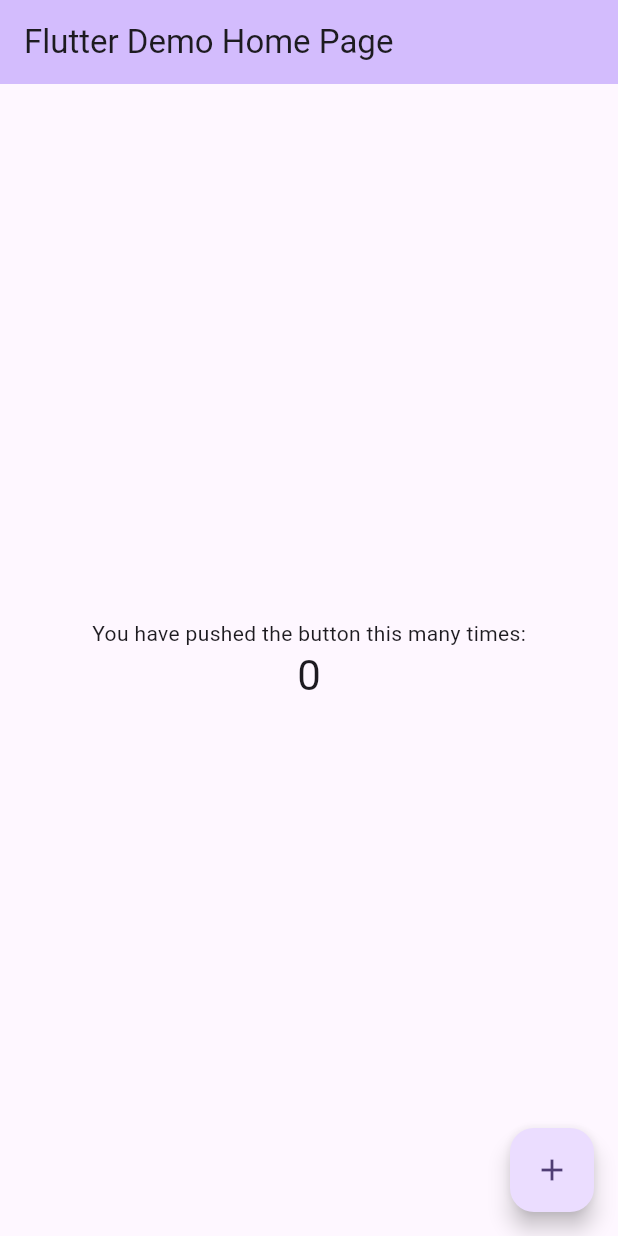
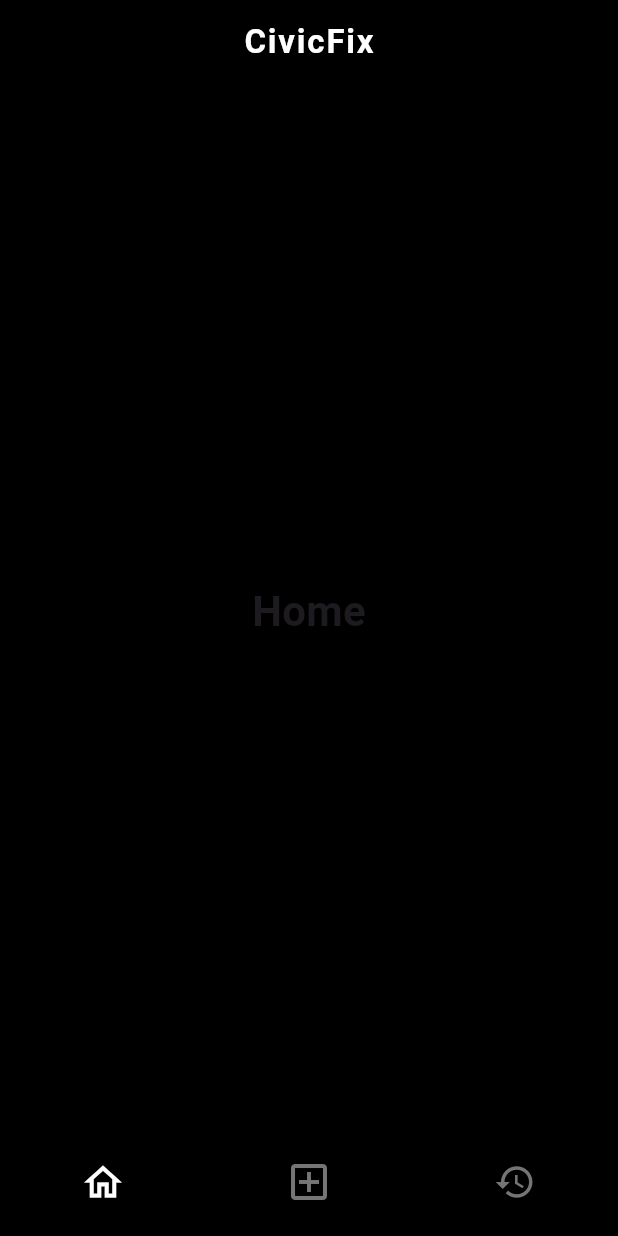
Before and after one commit to Fascial/CivicFix-App, a Flutter app: the screen it shows after launch, on a phone screen of 412 x 824 dp. Run offline on Flutter 3.47's test engine with Material 3 defaults, Android fonts, the phone set to English and light mode, and no system bars; our stand-ins replace image_picker.

Commit message:
Created 3 pages the home, new posts and previous posts page

```diff
--- a/civicfix/lib/main.dart
+++ b/civicfix/lib/main.dart
@@ -1,4 +1,7 @@
 import 'package:flutter/material.dart';
+import 'pages/home_page.dart';
+import 'pages/add_post_page.dart';
+import 'pages/issues_page.dart';
 
 void main() {
   runApp(const MyApp());
@@ -13,40 +16,15 @@ class MyApp extends StatelessWidget {
     return MaterialApp(
       title: 'Flutter Demo',
       theme: ThemeData(
-        // This is the theme of your application.
-        //
-        // TRY THIS: Try running your application with "flutter run". You'll see
-        // the application has a purple toolbar. Then, without quitting the app,
-        // try changing the seedColor in the colorScheme below to Colors.green
-        // and then invoke "hot reload" (save your changes or press the "hot
-        // reload" button in a Flutter-supported IDE, or press "r" if you used
-        // the command line to start the app).
-        //
-        // Notice that the counter didn't reset back to zero; the application
-        // state is not lost during the reload. To reset the state, use hot
-        // restart instead.
-        //
-        // This works for code too, not just values: Most code changes can be
-        // tested with just a hot reload.
         colorScheme: ColorScheme.fromSeed(seedColor: Colors.deepPurple),
       ),
-      home: const MyHomePage(title: 'Flutter Demo Home Page'),
+      home: const MyHomePage(title: 'CivicFix'),
     );
   }
 }
 
 class MyHomePage extends StatefulWidget {
   const MyHomePage({super.key, required this.title});
-
-  // This widget is the home page of your application. It is stateful, meaning
-  // that it has a State object (defined below) that contains fields that affect
-  // how it looks.
-
-  // This class is the configuration for the state. It holds the values (in this
-  // case the title) provided by the parent (in this case the App widget) and
-  // used by the build method of the State. Fields in a Widget subclass are
-  // always marked "final".
-
   final String title;
 
   @override
@@ -54,69 +32,64 @@ class MyHomePage extends StatefulWidget {
 }
 
 class _MyHomePageState extends State<MyHomePage> {
-  int _counter = 0;
+  int _selectedIndex = 0;
 
-  void _incrementCounter() {
+  static const List<Widget> _pages = <Widget>[
+    HomePage(),
+    AddPostPage(),
+    IssuesPage(),
+  ];
+
+  void _onItemTapped(int index) {
     setState(() {
-      // This call to setState tells the Flutter framework that something has
-      // changed in this State, which causes it to rerun the build method below
-      // so that the display can reflect the updated values. If we changed
-      // _counter without calling setState(), then the build method would not be
-      // called again, and so nothing would appear to happen.
-      _counter++;
+      _selectedIndex = index;
     });
   }
 
   @override
   Widget build(BuildContext context) {
-    // This method is rerun every time setState is called, for instance as done
-    // by the _incrementCounter method above.
-    //
-    // The Flutter framework has been optimized to make rerunning build methods
-    // fast, so that you can just rebuild anything that needs updating rather
-    // than having to individually change instances of widgets.
     return Scaffold(
+      backgroundColor: Colors.black,
       appBar: AppBar(
-        // TRY THIS: Try changing the color here to a specific color (to
-        // Colors.amber, perhaps?) and trigger a hot reload to see the AppBar
-        // change color while the other colors stay the same.
-        backgroundColor: Theme.of(context).colorScheme.inversePrimary,
-        // Here we take the value from the MyHomePage object that was created by
-        // the App.build method, and use it to set our appbar title.
-        title: Text(widget.title),
+        backgroundColor: Colors.black,
+        elevation: 0,
+        title: Text(
+          widget.title,
+          style: const TextStyle(
+            color: Colors.white,
+            fontWeight: FontWeight.bold,
+            fontFamily: 'Roboto',
+            letterSpacing: 1.2,
+          ),
+        ),
+        centerTitle: true,
       ),
-      body: Center(
-        // Center is a layout widget. It takes a single child and positions it
-        // in the middle of the parent.
-        child: Column(
-          // Column is also a layout widget. It takes a list of children and
-          // arranges them vertically. By default, it sizes itself to fit its
-          // children horizontally, and tries to be as tall as its parent.
-          //
-          // Column has various properties to control how it sizes itself and
-          // how it positions its children. Here we use mainAxisAlignment to
-          // center the children vertically; the main axis here is the vertical
-          // axis because Columns are vertical (the cross axis would be
-          // horizontal).
-          //
-          // TRY THIS: Invoke "debug painting" (choose the "Toggle Debug Paint"
-          // action in the IDE, or press "p" in the console), to see the
-          // wireframe for each widget.
-          mainAxisAlignment: MainAxisAlignment.center,
-          children: <Widget>[
-            const Text('You have pushed the button this many times:'),
-            Text(
-              '$_counter',
-              style: Theme.of(context).textTheme.headlineMedium,
-            ),
-          ],
-        ),
+      body: _pages[_selectedIndex],
+      bottomNavigationBar: BottomNavigationBar(
+        backgroundColor: Colors.black,
+        selectedItemColor: Colors.white,
+        unselectedItemColor: Colors.grey[600],
+        showSelectedLabels: false,
+        showUnselectedLabels: false,
+        type: BottomNavigationBarType.fixed,
+        items: const <BottomNavigationBarItem>[
+          BottomNavigationBarItem(
+            icon: Icon(Icons.home_outlined, size: 30),
+            label: 'Home',
+          ),
+          BottomNavigationBarItem(
+            icon: Icon(Icons.add_box_outlined, size: 32),
+            label: 'Add',
+          ),
+          BottomNavigationBarItem(
+            icon: Icon(Icons.history, size: 28),
+            label: 'Issues',
+          ),
+        ],
+        currentIndex: _selectedIndex,
+        onTap: _onItemTapped,
+        elevation: 8,
       ),
-      floatingActionButton: FloatingActionButton(
-        onPressed: _incrementCounter,
-        tooltip: 'Increment',
-        child: const Icon(Icons.add),
-      ), // This trailing comma makes auto-formatting nicer for build methods.
     );
   }
 }
--- /dev/null
+++ b/civicfix/lib/pages/home_page.dart
@@ -0,0 +1,15 @@
+import 'package:flutter/material.dart';
+
+class HomePage extends StatelessWidget {
+  const HomePage({super.key});
+
+  @override
+  Widget build(BuildContext context) {
+    return const Center(
+      child: Text(
+        'Home',
+        style: TextStyle(fontSize: 28, fontWeight: FontWeight.bold),
+      ),
+    );
+  }
+}
--- a/civicfix/pubspec.yaml
+++ b/civicfix/pubspec.yaml
@@ -34,6 +34,7 @@ dependencies:
   # The following adds the Cupertino Icons font to your application.
   # Use with the CupertinoIcons class for iOS style icons.
   cupertino_icons: ^1.0.8
+  image_picker: ^1.1.2
 
 dev_dependencies:
   flutter_test:
```
Also changed, not shown: civicfix/lib/pages/add_post_page.dart (added, +107 -0 lines), civicfix/lib/pages/issues_page.dart (added, +15 -0 lines), civicfix/pubspec.lock, 5 other files.
